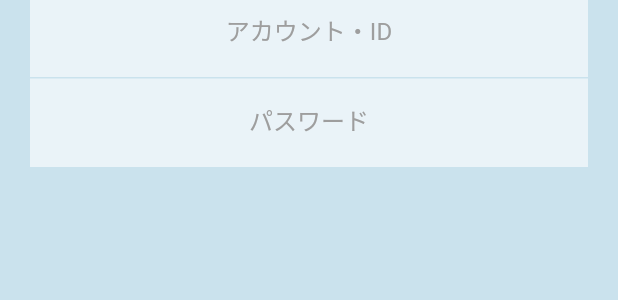
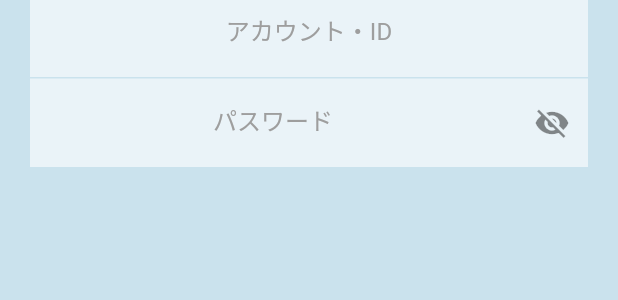
Before and after one commit to ten-revengineer/PasswordManagerApp, a Flutter app: the AccountRegist widget shown alone on an empty page, opened directly, on a phone screen of 412 x 824 dp. Shown: the part 226-526 px from the top of the screen. Run offline on Flutter 3.47's test engine with Material 2 defaults, Android fonts, the phone set to English and light mode, and no system bars; network calls fail.

Commit message:
feat: add featuer password hidden

```diff
--- a/lib/account_regist.dart
+++ b/lib/account_regist.dart
@@ -15,6 +15,7 @@ class AccountRegist extends StatefulWidget {
 class _AccountRegistState extends State<AccountRegist> {
   // アカウントデータ
   AccountMst account = AccountMst.empty();
+  bool _isObscure = true;
 
   @override
   Widget build(BuildContext context) {
@@ -120,16 +121,30 @@ class _AccountRegistState extends State<AccountRegist> {
                   const SizedBox(height: 1),
                   Container(
                     color: customSwatch[50],
-                    child: TextField(
-                      decoration: const InputDecoration(
+                    child: TextFormField(
+                      obscureText: _isObscure,
+                      decoration: InputDecoration(
                         border: InputBorder.none,
-                        label: Center(
+                        label: const Center(
                           child: Text(
                             'パスワード',
                             style: TextStyle(color: Colors.grey),
                           ),
                         ),
+                        suffixIcon: IconButton(
+                          icon: Icon(_isObscure
+                              ? Icons.visibility_off
+                              : Icons.visibility),
+                          onPressed: () {
+                            setState(
+                              () {
+                                _isObscure = !_isObscure;
+                              },
+                            );
+                          },
+                        ),
                       ),
+
                       // 入力されたテキストの値を受け取る（valueが入力されたテキスト）
                       onChanged: (String value) {
                         // データを変更
```
